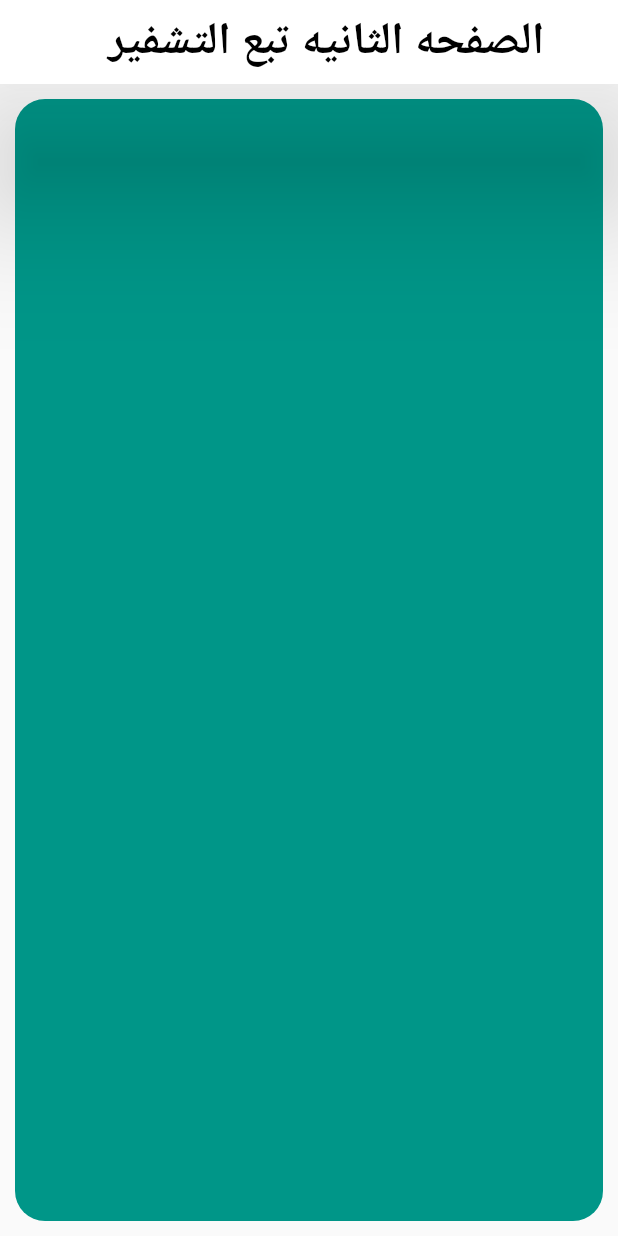
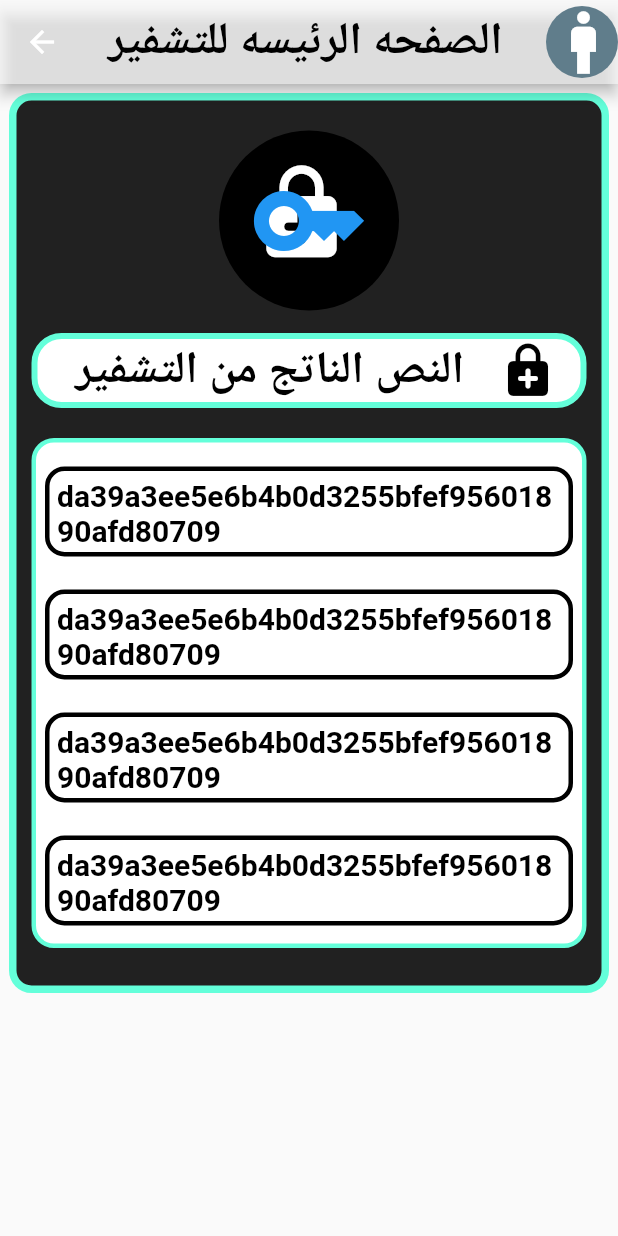
Before and after one commit to salahalddinn/project_flutter, a Flutter app: the m screen opened directly, after a tap on "Encryption Data", on a phone screen of 412 x 824 dp. Run offline on Flutter 3.47's test engine with Material 2 defaults, Android fonts, the phone set to English and light mode, and no system bars.

Commit message:
var onther variable  the branch salah

```diff
--- a/lib/main.dart
+++ b/lib/main.dart
@@ -402,7 +402,10 @@ class v extends StatelessWidget {
 }
 class m extends StatelessWidget {
 
-
+  var a1=  TextEditingController();
+  var a2=  TextEditingController();
+  var a3=  TextEditingController();
+  var a4=  TextEditingController();
   @override
   Widget build(BuildContext context) {
     return Scaffold(
@@ -464,6 +467,7 @@ class m extends StatelessWidget {
                       border: Border.all(color: Colors.white,width: 4),
                     ),
                     child: TextFormField(
+                      controller: a1,
                       decoration: InputDecoration(
                           labelText: "Enter the frist name ",
                           hintText: "ادخل الاسم الاول ",
@@ -490,6 +494,7 @@ class m extends StatelessWidget {
                     ),
 
                     child: TextFormField(
+                      controller: a2,
                       decoration: InputDecoration(
                           suffixIcon: Icon(Icons.person,size: 40,color: Colors.blueGrey,),
                           prefixIcon: Icon(Icons.drive_file_rename_outline,size: 40,color: Colors.blueGrey,),
@@ -517,6 +522,7 @@ class m extends StatelessWidget {
 
                     ),
                     child: TextFormField(
+                      controller: a3,
                       keyboardType: TextInputType.phone,
                       decoration: InputDecoration(
                           prefixIcon: Icon(Icons.phone,size: 40,color: Colors.blueGrey,),
@@ -545,6 +551,7 @@ class m extends StatelessWidget {
                       border: Border.all(color: Colors.white,width: 4),
                     ),
                     child: TextFormField(
+                      controller: a4,
                       decoration: InputDecoration(
                           prefixIcon: Icon(Icons.phone_android_outlined,size: 40,color: Colors.blueGrey,),
                           suffixIcon: Icon(Icons.man,size: 40,color: Colors.blueGrey,),
@@ -571,7 +578,26 @@ class m extends StatelessWidget {
 
                         onPressed: (){
 
-                          Navigator.push(context, MaterialPageRoute(builder: (context)=>screan_salah()));
+                          var w=utf8.encode(a1.text);
+                          var c1=sha1.convert(w);
+
+                          var c=utf8.encode(a2.text);
+                          var c2=sha1.convert(c);
+
+                          var n=utf8.encode(a3.text);
+                          var c3=sha1.convert(n);
+
+                          var k=utf8.encode(a4.text);
+                          var c4=sha1.convert(k);
+
+                          Navigator.push(context, MaterialPageRoute(builder: (context)=>screan_salah
+                            (
+                            c1: c1.toString(),
+                            c2: c2.toString(),
+                            c3: c3.toString(),
+                            c4: c4.toString(),
+
+                          )));
                         },
                         style: ElevatedButton.styleFrom(
                             backgroundColor: Colors.white,
--- a/lib/salah.dart
+++ b/lib/salah.dart
@@ -1,23 +1,137 @@
 import 'package:flutter/material.dart';
 
 class screan_salah extends StatelessWidget {
-  const screan_salah({Key? key}) : super(key: key);
-
+   screan_salah({Key? key, this.c1, this.c2, this.c3, this.c4}) : super(key: key);
+ final c1;
+  final c2;
+  final c3;
+  final c4;
   @override
   Widget build(BuildContext context) {
     return Scaffold(
       appBar: AppBar(
-        backgroundColor: Colors.white,
-        elevation: 40,
-        title: Text("الصفحه الثانيه تبع التشفير ",style: TextStyle(color: Colors.black,fontWeight: FontWeight.bold,fontSize: 30),),
+        centerTitle: true,
+        backgroundColor: Colors.white54,
+        title: Text("الصفحه الرئيسه للتشفير ",style: TextStyle(color: Colors.black,fontWeight: FontWeight.bold,fontSize: 30),),
+        actions: [
+          CircleAvatar(
+            backgroundColor: Colors.blueGrey,
+            radius: 24,
+            child: Icon(Icons.man,size: 50,color: Colors.white,),
+          )
+        ],
       ),
       body: Container(
-        margin: EdgeInsets.all(10),
+        margin: EdgeInsets.all(6),
         width: double.infinity,
-        height: double.infinity,
+        height: 600,
         decoration: BoxDecoration(
-          color: Colors.teal,
-          borderRadius: BorderRadius.circular(20),
+          color: Colors.black87,
+          borderRadius: BorderRadius.circular(15),
+          border: Border.all(color: Colors.tealAccent,width: 5)
+
+        ),
+        child: Column(
+
+          children: [
+            SizedBox(height: 20,),
+            CircleAvatar(
+              radius: 60,
+              backgroundColor: Colors.black,
+              child: Stack(children:[
+                Icon(Icons.enhanced_encryption_rounded,size: 70,color: Colors.white,),
+                Icon(Icons.key,size: 80,color: Colors.blue,)]),
+            ),
+            SizedBox(height: 5,),
+            Container(
+              width: double.infinity,
+              height: 50,
+              margin: EdgeInsets.all(10),
+              decoration: BoxDecoration(
+                  color: Colors.white,
+                  borderRadius: BorderRadius.circular(20),
+                  border: Border.all(color: Colors.tealAccent,width: 4)
+              ),
+              child: Row(
+                mainAxisAlignment: MainAxisAlignment.end,
+                children: [
+
+                  Text("النص الناتج من التشفير ",style: TextStyle(color: Colors.black,fontSize: 30,fontWeight: FontWeight.bold),),
+                  CircleAvatar(
+                    backgroundColor: Colors.white,
+                    radius: 35,
+                    child: Icon(Icons.enhanced_encryption_rounded,size: 40,color: Colors.black,),
+                  ),
+                ],
+              ),
+            ),
+            SizedBox(height: 0,),
+            Container(
+
+                width: double.infinity,
+                height: 340,
+                margin: EdgeInsets.all(10),
+
+                decoration: BoxDecoration(
+                  color: Colors.white,
+                  borderRadius: BorderRadius.circular(15),
+                  border: Border.all(color: Colors.tealAccent,width: 3)
+
+                ),
+                child: Column(
+                  children: [
+                    SizedBox(height: 10,),
+                    Container(
+                      padding: EdgeInsets.all(5),
+                      margin: EdgeInsets.all(6),
+                      width: double.infinity,
+                      height: 60,
+                      decoration:BoxDecoration(
+                        borderRadius: BorderRadius.circular(13),
+                        border: Border.all(color: Colors.black,width: 3),
+                      ) ,
+                      child:  Text("$c1",style: TextStyle(color: Colors.black,fontSize: 20,fontWeight: FontWeight.bold),),
+                    ),
+                    SizedBox(height: 10,),
+                    Container(
+                      padding: EdgeInsets.all(5),
+                      margin: EdgeInsets.all(6),
+                      width: double.infinity,
+                      height: 60,
+                      decoration:BoxDecoration(
+                        borderRadius: BorderRadius.circular(13),
+                        border: Border.all(color: Colors.black,width: 3),
+                      ) ,
+                      child:  Text("$c2",style: TextStyle(color: Colors.black,fontSize: 20,fontWeight: FontWeight.bold),),
+                    ),
+                    SizedBox(height: 10,),
+                    Container(
+                      padding: EdgeInsets.all(5),
+                      margin: EdgeInsets.all(6),
+                      width: double.infinity,
+                      height: 60,
+                      decoration:BoxDecoration(
+                        borderRadius: BorderRadius.circular(13),
+                        border: Border.all(color: Colors.black,width: 3),
+                      ) ,
+                      child:  Text("$c3",style: TextStyle(color: Colors.black,fontSize: 20,fontWeight: FontWeight.bold),),
+                    ),
+                    SizedBox(height: 10,),
+                    Container(
+                      padding: EdgeInsets.all(5),
+                      margin: EdgeInsets.all(6),
+                      width: double.infinity,
+                      height: 60,
+                      decoration:BoxDecoration(
+                        borderRadius: BorderRadius.circular(13),
+                        border: Border.all(color: Colors.black,width: 3),
+                      ) ,
+                      child:  Text("$c4",style: TextStyle(color: Colors.black,fontSize: 20,fontWeight: FontWeight.bold),),
+                    ),
+                  ],
+                )
+            )
+          ],
         ),
       ),
     );
```
